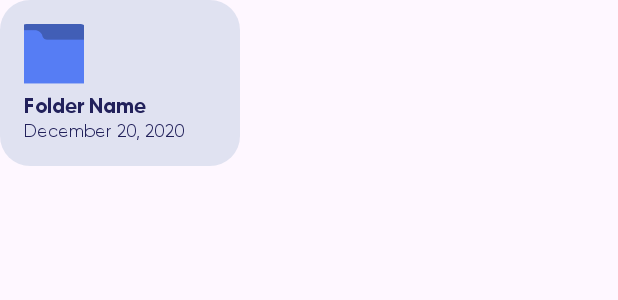
After one commit to iamkhanhh/Cloudy-FE, an Android app: the layout item_folder_shared_album.xml on its own in the app's theme, with its tools: preview values and no code run, on a phone screen of 412 x 824 dp. The commit adds this screen. Shown: the top 300 px of the screen. Run offline under Robolectric (Android 15) with nearby library versions, the phone set to English and light mode, and no system bars; network calls fail.

Commit message:
fix: delete option for albums

```diff
--- a/app/src/main/java/com/example/cloudstorage/SharedWithMe.java
+++ b/app/src/main/java/com/example/cloudstorage/SharedWithMe.java
@@ -208,7 +208,12 @@ public class SharedWithMe extends AppCompatActivity {
         LayoutInflater inflater = LayoutInflater.from(this);
 
         for (FolderItem item : folderItems) {
-            View itemView = inflater.inflate(R.layout.item_folder, foldersListLayout, false);
+
+            View itemView = inflater.inflate(R.layout.item_folder,foldersListLayout , false);
+            if (item.isAlbum()) {
+                itemView = inflater.inflate(R.layout.item_folder_shared_album,foldersListLayout , false);
+
+            }
 
             ImageView ivFolderIcon = itemView.findViewById(R.id.iv_folder_icon);
             ImageView ivFolderOptions = itemView.findViewById(R.id.iv_folder_options);
@@ -252,6 +257,9 @@ public class SharedWithMe extends AppCompatActivity {
                 }
             });
 
+
+
+
             // Set click listener for options menu
             ivFolderOptions.setOnClickListener(v -> {
                 showOptionsMenu(v, item);
@@ -267,7 +275,7 @@ public class SharedWithMe extends AppCompatActivity {
      */
     private void showOptionsMenu(View view, FolderItem item) {
         PopupMenu popup = new PopupMenu(this, view);
-        popup.getMenuInflater().inflate(R.menu.menu_media_options, popup.getMenu());
+        popup.getMenuInflater().inflate(R.menu.menu_shared_media_options, popup.getMenu());
 
         popup.setOnMenuItemClickListener(menuItem -> {
             int itemId = menuItem.getItemId();
--- /dev/null
+++ b/app/src/main/res/layout/item_folder_shared_album.xml
@@ -0,0 +1,49 @@
+<?xml version="1.0" encoding="utf-8"?>
+<LinearLayout
+    xmlns:android="http://schemas.android.com/apk/res/android"
+    android:layout_width="160dp"
+    android:layout_height="wrap_content"
+    android:background="@drawable/curved_background"
+    android:orientation="vertical"
+    android:padding="16dp">
+
+    <LinearLayout
+        android:layout_width="match_parent"
+        android:layout_height="wrap_content"
+        android:orientation="horizontal">
+
+        <ImageView
+            android:id="@+id/iv_folder_icon"
+            android:layout_width="40dp"
+            android:layout_height="40dp"
+            android:scaleType="centerCrop"
+            android:src="@drawable/folder" />
+
+        <Space
+            android:layout_width="wrap_content"
+            android:layout_height="match_parent"
+            android:layout_weight="1" />
+
+    </LinearLayout>
+
+    <TextView
+        android:id="@+id/tv_folder_name"
+        android:layout_width="match_parent"
+        android:layout_height="wrap_content"
+        android:layout_marginTop="5dp"
+        android:fontFamily="@font/gilroy_bold"
+        android:text="Folder Name"
+        android:textColor="#22215B"
+        android:maxLines="1"
+        android:ellipsize="end" />
+
+    <TextView
+        android:id="@+id/tv_folder_date"
+        android:layout_width="match_parent"
+        android:layout_height="wrap_content"
+        android:fontFamily="@font/gilroy_regular"
+        android:text="December 20, 2020"
+        android:textColor="#22215B"
+        android:textSize="12sp" />
+
+</LinearLayout>
--- a/app/src/main/res/menu/plus_option_menu.xml
+++ b/app/src/main/res/menu/plus_option_menu.xml
@@ -5,6 +5,6 @@
         android:title="Add Image/Video" />
     <item
         android:id="@+id/menu_add_folder"
-        android:title="Add Folder" />
+        android:title="Create Folder" />
 
 </menu>
```
